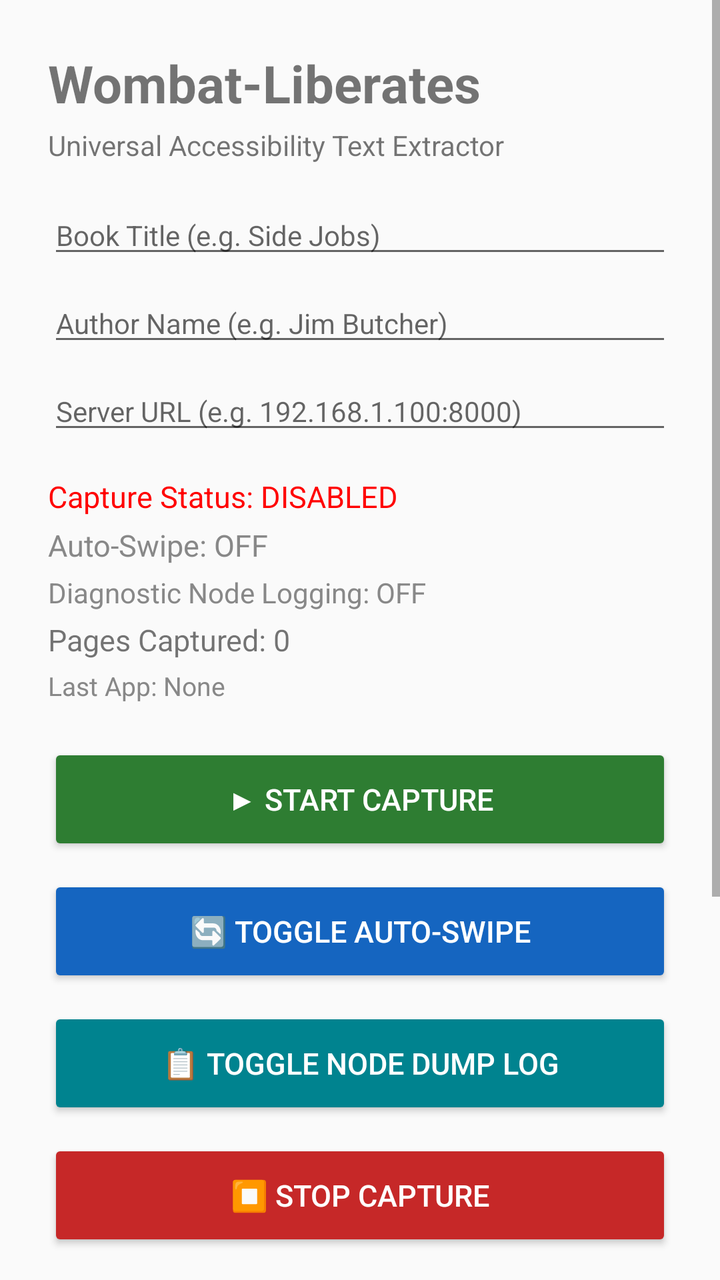
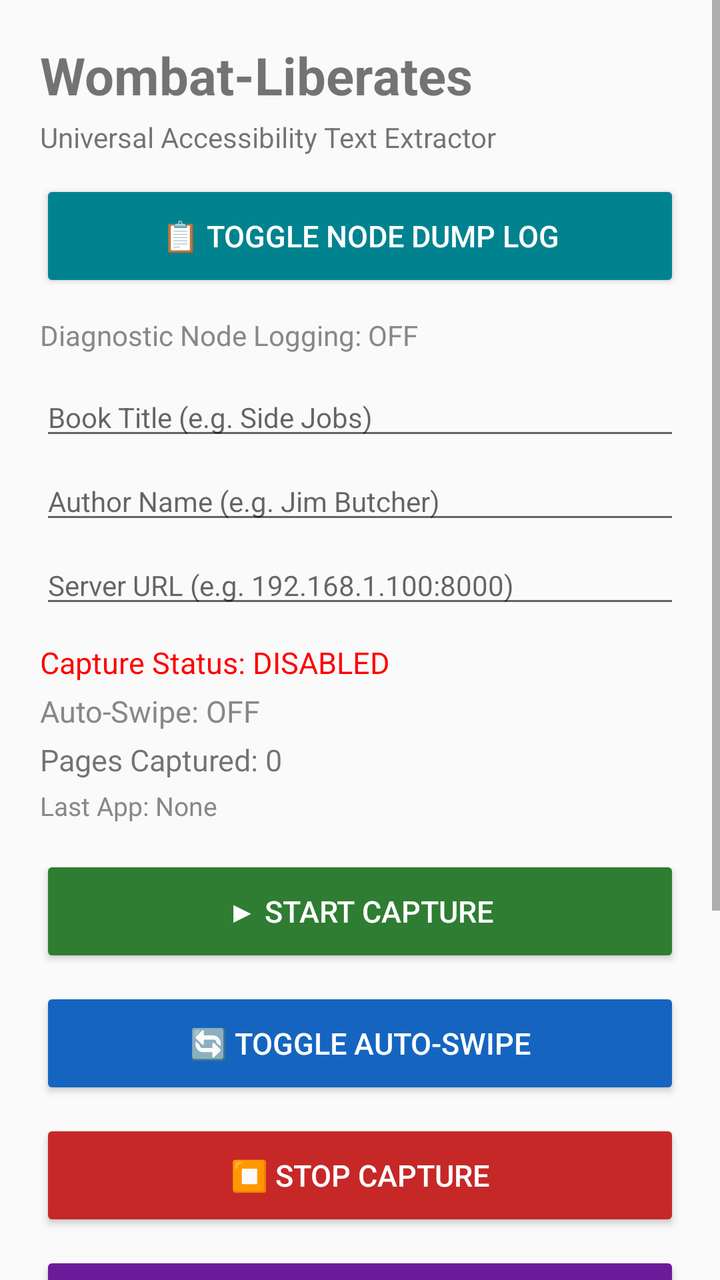

Compare the two renders of this Android layout. The source of the first and the diff that turns it into the second are given below.
<!-- AndroidManifest.xml: application theme Theme.AppCompat.DayNight.DarkActionBar -->
<!-- res/layout/activity_main.xml -->
<?xml version="1.0" encoding="utf-8"?>
<ScrollView xmlns:android="http://schemas.android.com/apk/res/android"
    android:layout_width="match_parent"
    android:layout_height="match_parent"
    android:fillViewport="true">

    <LinearLayout
        android:layout_width="match_parent"
        android:layout_height="wrap_content"
        android:orientation="vertical"
        android:padding="24dp">

        <TextView
            android:id="@+id/tvTitle"
            android:layout_width="match_parent"
            android:layout_height="wrap_content"
            android:text="Wombat-Liberates"
            android:textSize="26sp"
            android:textStyle="bold"
            android:paddingBottom="4dp" />

        <TextView
            android:id="@+id/tvSubtitle"
            android:layout_width="match_parent"
            android:layout_height="wrap_content"
            android:text="Universal Accessibility Text Extractor"
            android:textSize="14sp"
            android:paddingBottom="16dp" />

        
        <EditText
            android:id="@+id/etBookTitle"
            android:layout_width="match_parent"
            android:layout_height="wrap_content"
            android:hint="Book Title (e.g. Side Jobs)"
            android:textSize="14sp"
            android:layout_marginBottom="8dp" />

        <EditText
            android:id="@+id/etBookAuthor"
            android:layout_width="match_parent"
            android:layout_height="wrap_content"
            android:hint="Author Name (e.g. Jim Butcher)"
            android:textSize="14sp"
            android:layout_marginBottom="8dp" />

        <EditText
            android:id="@+id/etServerUrl"
            android:layout_width="match_parent"
            android:layout_height="wrap_content"
            android:hint="Server URL (e.g. 192.168.1.100:8000)"
            android:textSize="14sp"
            android:layout_marginBottom="16dp" />

        <TextView
            android:id="@+id/statusTv"
            android:layout_width="match_parent"
            android:layout_height="wrap_content"
            android:text="Capture Status: DISABLED"
            android:textColor="#FF0000"
            android:textSize="15sp"
            android:paddingBottom="4dp" />

        <TextView
            android:id="@+id/autoSwipeTv"
            android:layout_width="match_parent"
            android:layout_height="wrap_content"
            android:text="Auto-Swipe: OFF"
            android:textColor="#888888"
            android:textSize="15sp"
            android:paddingBottom="4dp" />

        <TextView
            android:id="@+id/dumpLogTv"
            android:layout_width="match_parent"
            android:layout_height="wrap_content"
            android:text="Diagnostic Node Logging: OFF"
            android:textColor="#888888"
            android:textSize="14sp"
            android:paddingBottom="4dp" />

        <TextView
            android:id="@+id/pageCountTv"
            android:layout_width="match_parent"
            android:layout_height="wrap_content"
            android:text="Pages Captured: 0"
            android:textSize="15sp"
            android:paddingBottom="4dp" />

        <TextView
            android:id="@+id/lastPkgTv"
            android:layout_width="match_parent"
            android:layout_height="wrap_content"
            android:text="Last App: None"
            android:textColor="#888888"
            android:textSize="13sp"
            android:paddingBottom="20dp" />

        <Button
            android:id="@+id/btnStart"
            android:layout_width="match_parent"
            android:layout_height="56dp"
            android:backgroundTint="#2E7D32"
            android:text="▶ START CAPTURE"
            android:textColor="#FFFFFF"
            android:textSize="15sp"
            android:layout_marginBottom="10dp" />

        <Button
            android:id="@+id/btnAutoSwipe"
            android:layout_width="match_parent"
            android:layout_height="56dp"
            android:backgroundTint="#1565C0"
            android:text="🔄 TOGGLE AUTO-SWIPE"
            android:textColor="#FFFFFF"
            android:textSize="15sp"
            android:layout_marginBottom="10dp" />

        <Button
            android:id="@+id/btnDumpLog"
            android:layout_width="match_parent"
            android:layout_height="56dp"
            android:backgroundTint="#00838F"
            android:text="📋 TOGGLE NODE DUMP LOG"
            android:textColor="#FFFFFF"
            android:textSize="15sp"
            android:layout_marginBottom="10dp" />

        <Button
            android:id="@+id/btnStop"
            android:layout_width="match_parent"
            android:layout_height="56dp"
            android:backgroundTint="#C62828"
            android:text="⏹ STOP CAPTURE"
            android:textColor="#FFFFFF"
            android:textSize="15sp"
            android:layout_marginBottom="10dp" />

        <Button
            android:id="@+id/btnExportEpub"
            android:layout_width="match_parent"
            android:layout_height="56dp"
            android:backgroundTint="#6A1B9A"
            android:text="📦 EXPORT EPUB"
            android:textColor="#FFFFFF"
            android:textSize="15sp"
            android:layout_marginBottom="10dp" />

        <Button
            android:id="@+id/btnUploadServer"
            android:layout_width="match_parent"
            android:layout_height="56dp"
            android:backgroundTint="#E65100"
            android:text="🚀 UPLOAD TO WOMBAT-NARRATES"
            android:textColor="#FFFFFF"
            android:textSize="15sp"
            android:layout_marginBottom="10dp" />

        <Button
            android:id="@+id/btnClear"
            android:layout_width="match_parent"
            android:layout_height="56dp"
            android:text="🗑 CLEAR BUFFER &amp; LOG"
            android:textSize="14sp"
            android:layout_marginBottom="10dp" />

        <Button
            android:id="@+id/btnSettings"
            android:layout_width="match_parent"
            android:layout_height="56dp"
            android:text="⚙ Open Accessibility Settings"
            android:textSize="13sp" />

    </LinearLayout>
</ScrollView>
<!-- resources referenced by this layout -->
<resources>

</resources>

<!-- the commit's change to res/layout/activity_main.xml (unified diff, before → after) -->
@@ -8,7 +8,7 @@
         android:layout_width="match_parent"
         android:layout_height="wrap_content"
         android:orientation="vertical"
-        android:padding="24dp">
+        android:padding="20dp">
 
         <TextView
             android:id="@+id/tvTitle"
@@ -25,7 +25,27 @@
             android:layout_height="wrap_content"
             android:text="Universal Accessibility Text Extractor"
             android:textSize="14sp"
-            android:paddingBottom="16dp" />
+            android:paddingBottom="12dp" />
+
+        
+        <Button
+            android:id="@+id/btnDumpLog"
+            android:layout_width="match_parent"
+            android:layout_height="56dp"
+            android:backgroundTint="#00838F"
+            android:text="📋 TOGGLE NODE DUMP LOG"
+            android:textColor="#FFFFFF"
+            android:textSize="15sp"
+            android:layout_marginBottom="12dp" />
+
+        <TextView
+            android:id="@+id/dumpLogTv"
+            android:layout_width="match_parent"
+            android:layout_height="wrap_content"
+            android:text="Diagnostic Node Logging: OFF"
+            android:textColor="#888888"
+            android:textSize="14sp"
+            android:paddingBottom="12dp" />
 
         
         <EditText
@@ -34,7 +54,7 @@
             android:layout_height="wrap_content"
             android:hint="Book Title (e.g. Side Jobs)"
             android:textSize="14sp"
-            android:layout_marginBottom="8dp" />
+            android:layout_marginBottom="6dp" />
 
         <EditText
             android:id="@+id/etBookAuthor"
@@ -42,7 +62,7 @@
             android:layout_height="wrap_content"
             android:hint="Author Name (e.g. Jim Butcher)"
             android:textSize="14sp"
-            android:layout_marginBottom="8dp" />
+            android:layout_marginBottom="6dp" />
 
         <EditText
             android:id="@+id/etServerUrl"
@@ -50,7 +70,7 @@
             android:layout_height="wrap_content"
             android:hint="Server URL (e.g. 192.168.1.100:8000)"
             android:textSize="14sp"
-            android:layout_marginBottom="16dp" />
+            android:layout_marginBottom="12dp" />
 
         <TextView
             android:id="@+id/statusTv"
@@ -71,15 +91,6 @@
             android:paddingBottom="4dp" />
 
         <TextView
-            android:id="@+id/dumpLogTv"
-            android:layout_width="match_parent"
-            android:layout_height="wrap_content"
-            android:text="Diagnostic Node Logging: OFF"
-            android:textColor="#888888"
-            android:textSize="14sp"
-            android:paddingBottom="4dp" />
-
-        <TextView
             android:id="@+id/pageCountTv"
             android:layout_width="match_parent"
             android:layout_height="wrap_content"
@@ -94,7 +105,7 @@
             android:text="Last App: None"
             android:textColor="#888888"
             android:textSize="13sp"
-            android:paddingBottom="20dp" />
+            android:paddingBottom="16dp" />
 
         <Button
             android:id="@+id/btnStart"
@@ -112,16 +123,6 @@
             android:layout_height="56dp"
             android:backgroundTint="#1565C0"
             android:text="🔄 TOGGLE AUTO-SWIPE"
-            android:textColor="#FFFFFF"
-            android:textSize="15sp"
-            android:layout_marginBottom="10dp" />
-
-        <Button
-            android:id="@+id/btnDumpLog"
-            android:layout_width="match_parent"
-            android:layout_height="56dp"
-            android:backgroundTint="#00838F"
-            android:text="📋 TOGGLE NODE DUMP LOG"
             android:textColor="#FFFFFF"
             android:textSize="15sp"
             android:layout_marginBottom="10dp" />
